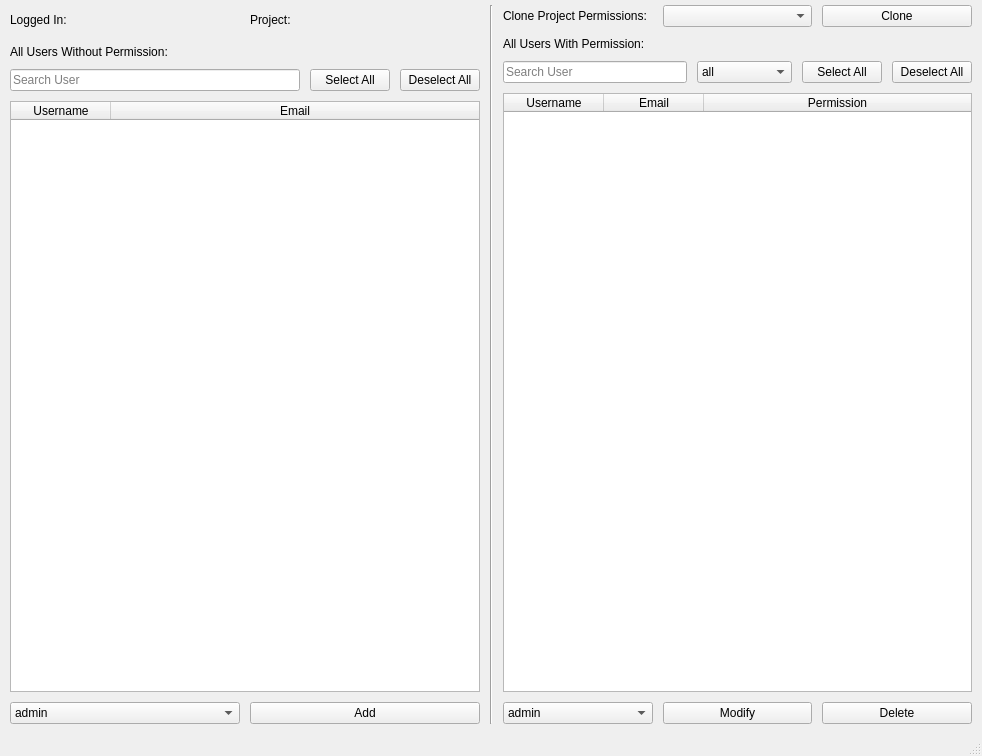
Old version of the form mslib/msui/ui/ui_mscolab_admin_window.ui in the repository Open-MSS/MSS.
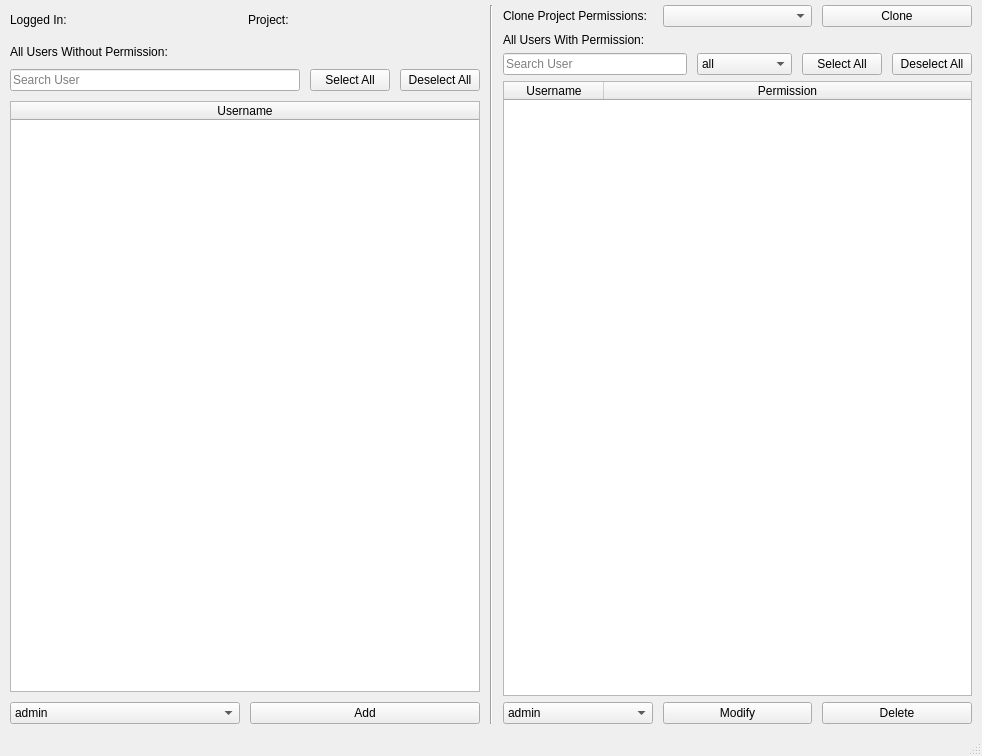
New version of the form.

The edit to the form file:
```diff
--- a/mslib/msui/ui/ui_mscolab_admin_window.ui
+++ b/mslib/msui/ui/ui_mscolab_admin_window.ui
@@ -40,7 +40,7 @@
         <item>
          <layout class="QHBoxLayout" name="horizontalLayout_7" stretch="0,0">
           <property name="spacing">
-           <number>-1</number>
+           <number>6</number>
           </property>
           <property name="sizeConstraint">
            <enum>QLayout::SetDefaultConstraint</enum>
@@ -127,11 +127,6 @@
             <string>Username</string>
            </property>
           </column>
-          <column>
-           <property name="text">
-            <string>Email</string>
-           </property>
-          </column>
          </widget>
         </item>
         <item>
@@ -182,7 +177,7 @@
       <item>
        <layout class="QVBoxLayout" name="verticalLayout_2" stretch="0,0,0,0,0">
         <property name="spacing">
-         <number>-1</number>
+         <number>6</number>
         </property>
         <item>
          <layout class="QHBoxLayout" name="horizontalLayout_8">
@@ -304,11 +299,6 @@
             <string>Username</string>
            </property>
           </column>
-          <column>
-           <property name="text">
-            <string>Email</string>
-           </property>
-          </column>
           <column>
            <property name="text">
             <string>Permission</string>
```
